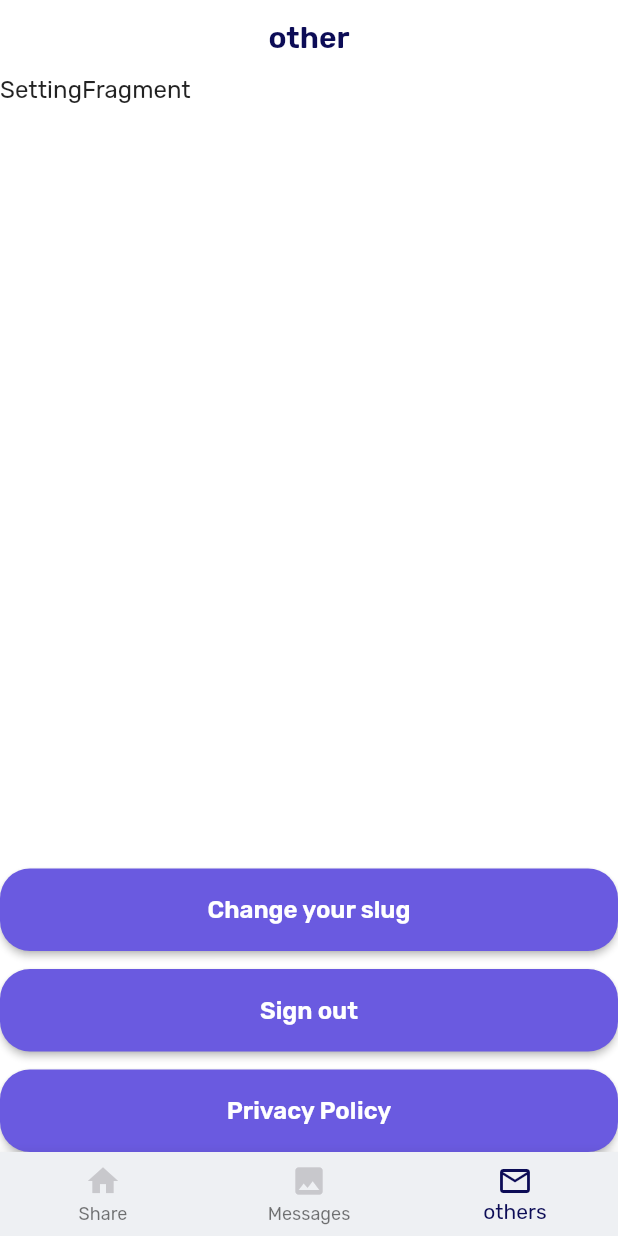
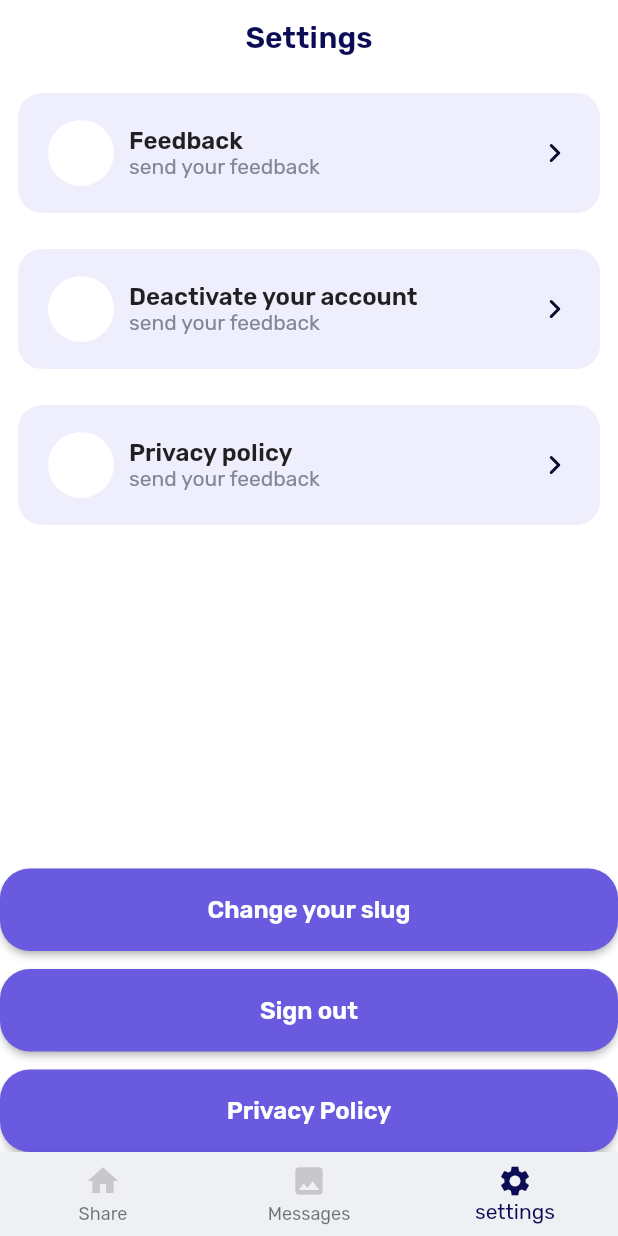
Before and after one commit to tangible-idea/TMTT, a Flutter app: the HomeScreen screen opened by its route, item 3 of the bottom bar chosen, on a phone screen of 412 x 824 dp. Run offline on Flutter 3.47's test engine with Material 2 defaults, Android fonts, the phone set to English and light mode, and no system bars; our stand-ins replace cached_network_image, cloud_firestore, device_info_plus, dio, firebase_analytics, firebase_auth and 13 more; missing offline and left inert: android_intent_plus, carrier_info, dart:ffi, flutter_insta, purchases_flutter, webview_flutter_web and 1 more; accounts and stored records are empty; generated files the repository leaves out were written again; network calls fail; project files that could hold a hidden picture were left out.

Commit message:
manifest Push auto_init disabled. 설정 widget 추가.

```diff
--- a/lib/src/bottom_dialog/found_instagram_account_dialog.dart
+++ b/lib/src/bottom_dialog/found_instagram_account_dialog.dart
@@ -1,4 +1,5 @@
 
+import 'package:cached_network_image/cached_network_image.dart';
 import 'package:flutter/material.dart';
 import 'package:get/get.dart';
 import 'package:tmtt/src/resources/styles/my_color.dart';
@@ -62,7 +63,7 @@ class FoundInstagramAccountDialog extends BaseWidget {
           AppSpaces.verticalSpace20,
 
           Row(children: [
-            CircleAvatar(backgroundImage: NetworkImage(instagramImageURL), radius: 30),
+            CircleAvatar(backgroundImage: CachedNetworkImageProvider(instagramImageURL), radius: 30),
             AppSpaces.horizontalSpace10,
             AppSpaces.horizontalSpace5,
             Column(
--- a/lib/src/constants/sample_questions.dart
+++ b/lib/src/constants/sample_questions.dart
@@ -13,7 +13,7 @@ class Samples {
   ];
 
   static var questions_kr_1 = [
-    "아무거나 질문해주세요~ (익명이라 누군지 몰라요!)",
+    "아무거나 질문해주세요~ (익명!)",
     "우리의 가장 임팩트있는 추억 말해주면 누군지 맞혀봄! 😎",
     "지금 마지막으로 복사된 문장을 붙여넣기해서 보내면 누군지 맞혀볼게요! 🙃",
     "세 단어로 나를 표현한다면? 익명이라 누군지 모름.",
--- a/lib/src/resources/styles/txt_style.dart
+++ b/lib/src/resources/styles/txt_style.dart
@@ -1,4 +1,6 @@
 import 'package:flutter/material.dart';
+
+import 'my_color.dart';
 
 
 
@@ -92,6 +94,12 @@ class MyTextStyle {
     fontWeight: FontWeight.w600,
   );
 
+  static const TextStyle body14subtitle = TextStyle(
+    fontSize: 14,
+    fontWeight: FontWeight.w400,
+    color: MyColor.kGrey2
+  );
+
   static const TextStyle btn1 = TextStyle(
     fontSize: 16,
     fontWeight: FontWeight.w400,
--- a/lib/src/screens/home/home_controller.dart
+++ b/lib/src/screens/home/home_controller.dart
@@ -67,7 +67,7 @@ class HomeController extends BaseGetController {
   /// tab navigation
   var currentPageIndexObs = 0.obs;
   List<Widget> pages = [ HomeFragment(), InboxFragment(), SettingFragment() ];
-  List<String> pageTitles = [ 'TMTT', 'Messages', 'other', ];
+  List<String> pageTitles = [ 'TMTT', 'Messages', 'Settings', ];
 
   /// ========================================================
 
--- a/lib/src/screens/home/setting_fragment.dart
+++ b/lib/src/screens/home/setting_fragment.dart
@@ -6,6 +6,8 @@ import 'package:tmtt/src/screens/base/base_fragment_container.dart';
 import 'package:tmtt/src/screens/home/home_controller.dart';
 import 'package:tmtt/src/widgets/bottom_button.dart';
 import 'package:tmtt/src/widgets/plain_text.dart';
+
+import '../../widgets/setting_item.dart';
 
 class SettingFragment extends GetView<HomeController> {
 
@@ -17,12 +19,14 @@ class SettingFragment extends GetView<HomeController> {
         mainAxisAlignment: MainAxisAlignment.start,
         crossAxisAlignment: CrossAxisAlignment.start,
         children: [
-          PlainText(
-            text: 'SettingFragment',
-          ),
-          Obx(() => PlainText(
-            text: controller.deviceInfoObs.value,
-          )),
+          // Obx(() => PlainText(
+          //   text: controller.deviceInfoObs.value,
+          // )),
+
+          SettingItem(title: 'Feedback', subtitle: 'send your feedback',),
+          SettingItem(title: 'Deactivate your account', subtitle: 'send your feedback',),
+          SettingItem(title: 'Privacy policy', subtitle: 'send your feedback',),
+
           const Spacer(),
           BottomPlainButton(
             text: 'Change your slug',
--- a/lib/src/widgets/item_inbox_hero.dart
+++ b/lib/src/widgets/item_inbox_hero.dart
@@ -1,4 +1,5 @@
 
+import 'package:cached_network_image/cached_network_image.dart';
 import 'package:flutter/material.dart';
 import 'package:flutter_svg/flutter_svg.dart';
 import 'package:tmtt/generated/assets.dart';
@@ -76,7 +77,7 @@ class InboxItem extends StatelessWidget {
                       width: 60,
                       height: 60,
                       child: CircleAvatar(
-                          backgroundImage: NetworkImage(profileURL ?? ""),
+                          backgroundImage: CachedNetworkImageProvider(profileURL ?? ""),
                           radius: 35
                       ),
                     ),
--- /dev/null
+++ b/lib/src/widgets/setting_item.dart
@@ -0,0 +1,56 @@
+
+
+import 'package:flutter/material.dart';
+import 'package:flutter/widgets.dart';
+import 'package:flutter_svg/svg.dart';
+import 'package:tmtt/src/resources/styles/txt_style.dart';
+import 'package:tmtt/src/widgets/app_space.dart';
+import 'package:tmtt/src/widgets/plain_text.dart';
+
+import '../../generated/assets.dart';
+import '../resources/styles/my_color.dart';
+
+class SettingItem extends StatelessWidget {
+
+  final String? title;
+  final String? subtitle;
+  final Icon? icon;
+
+  SettingItem({
+    Key? key,
+    this.title,
+    this.subtitle,
+    this.icon,
+  }) : super(key: key);
+
+
+  @override
+  Widget build(BuildContext context) {
+    return Padding(
+      padding: const EdgeInsets.all(12.0),
+      child: Container(
+        height: 80,
+        decoration: BoxDecoration(
+          color: MyColor.kLightBackground,
+          borderRadius: BorderRadius.circular(16),
+        ),
+        child: Row(children: [
+          AppSpaces.horizontalSpace20,
+          const CircleAvatar(radius: 22,
+              backgroundColor: MyColor.white,),
+          AppSpaces.horizontalSpace10,
+          Column(
+            mainAxisAlignment: MainAxisAlignment.center,
+            crossAxisAlignment: CrossAxisAlignment.start,
+            children: [
+            PlainText(text: title, style: MyTextStyle.body16bold),
+            PlainText(text: subtitle, style: MyTextStyle.body14subtitle)
+          ],),
+          const Spacer(),
+          SvgPicture.asset(Assets.imagesIcoArrowRight),
+          AppSpaces.horizontalSpace20,
+        ],),
+      ),
+    );
+  }
+}
--- a/pubspec.yaml
+++ b/pubspec.yaml
@@ -59,6 +59,7 @@ dependencies:
   purchases_flutter: ^4.3.0
   flutter_dotenv: ^5.0.2
   google_sign_in: ^5.4.2
+  cached_network_image: ^3.2.2
 
 dev_dependencies:
   flutter_test:
```
Also changed, not shown: lib/src/screens/home/home_base_screen.dart (+3 -51 lines), lib/src/screens/home/home_fragment.dart (+3 -24 lines), assets/images/ico_arrow_right.svg (added), lib/generated/assets.dart, 1 other file.
